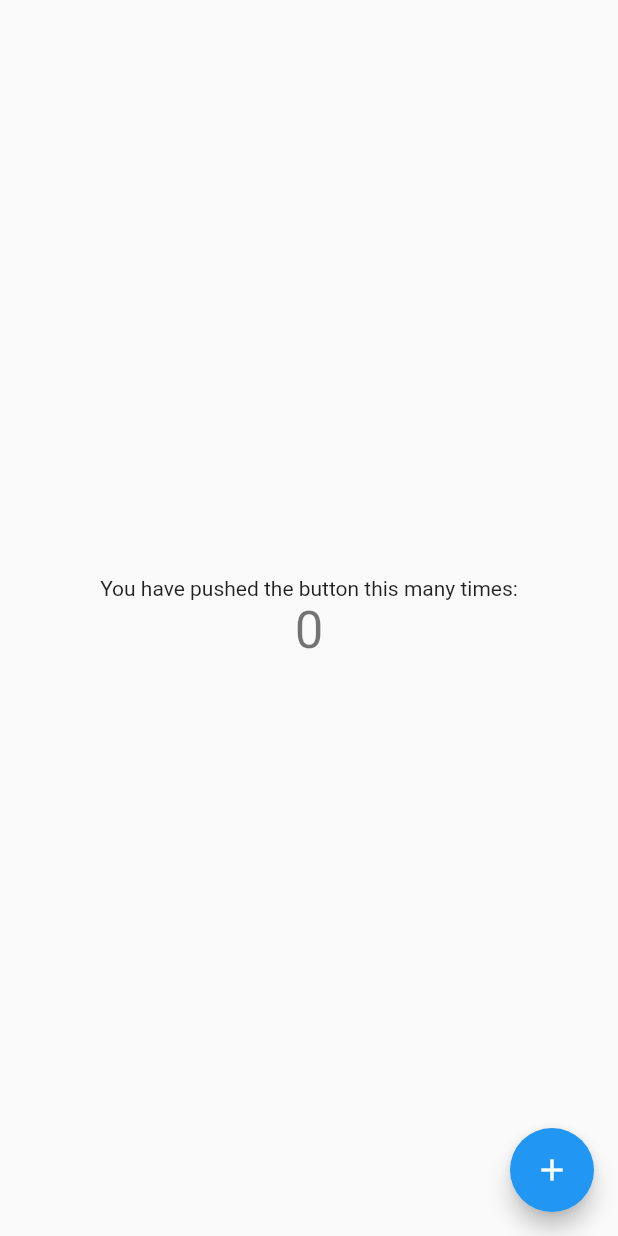
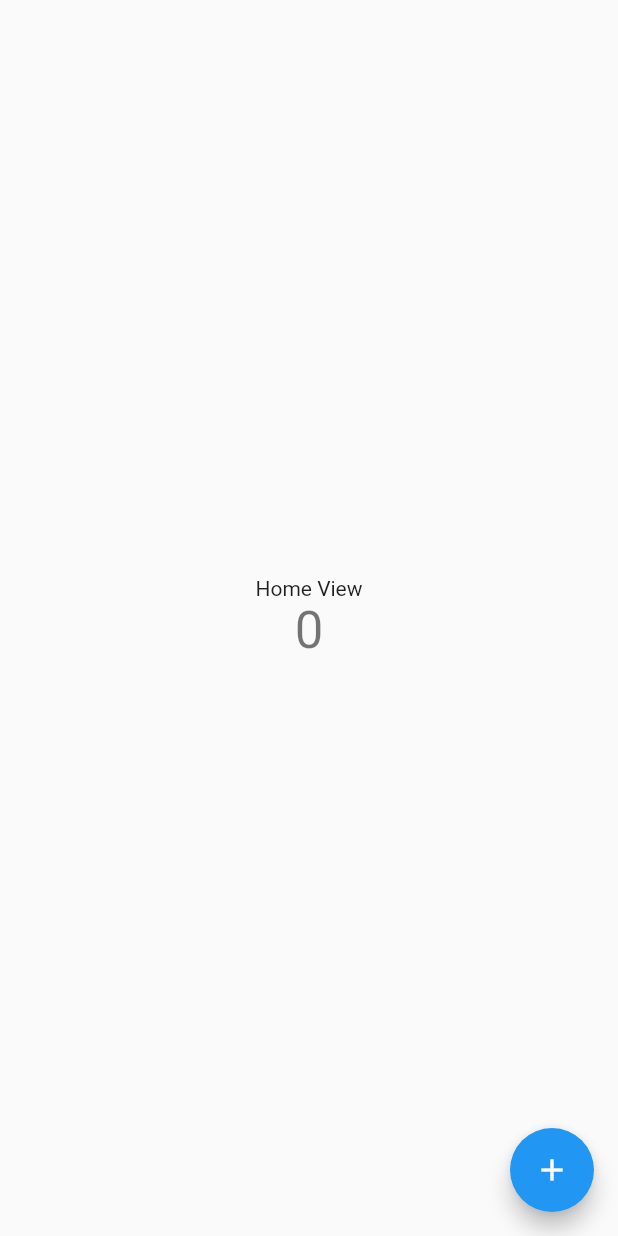
Before and after one commit to yoonjaepark/flutter-keep-alive-skeleton, a Flutter app: the Home screen opened directly, on a phone screen of 412 x 824 dp. Run offline on Flutter 3.47's test engine with Material 2 defaults, Android fonts, the phone set to English and light mode, and no system bars.

Commit message:
Keep alive 적용

```diff
--- a/lib/screens/Home.dart
+++ b/lib/screens/Home.dart
@@ -5,8 +5,11 @@ class Home extends StatefulWidget {
   _HomeState createState() => _HomeState();
 }
 
-class _HomeState extends State<Home> {
+class _HomeState extends State<Home> with AutomaticKeepAliveClientMixin {
   int _counter = 0;
+
+  @override
+  bool get wantKeepAlive => true;
 
   void _incrementCounter() {
     setState(() {
@@ -15,7 +18,13 @@ class _HomeState extends State<Home> {
   }
 
   @override
+  void initState() {
+    super.initState();
+  }
+
+  @override
   Widget build(BuildContext context) {
+    super.build(context);
     return Scaffold(
       floatingActionButton: FloatingActionButton(
         onPressed: _incrementCounter,
@@ -27,7 +36,7 @@ class _HomeState extends State<Home> {
           mainAxisAlignment: MainAxisAlignment.center,
           children: <Widget>[
             Text(
-              'You have pushed the button this many times:',
+              'Home View',
             ),
             Text(
               '$_counter',
```
Also changed, not shown: lib/main.dart (+15 -2 lines), lib/screens/Second.dart (+28 -2 lines).
